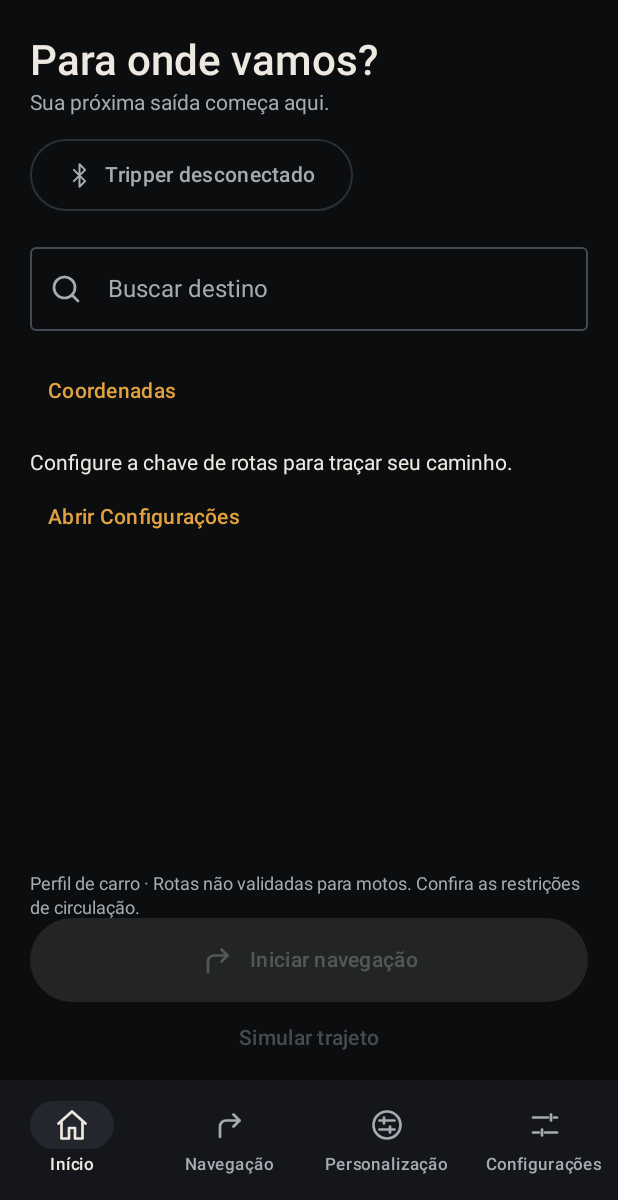
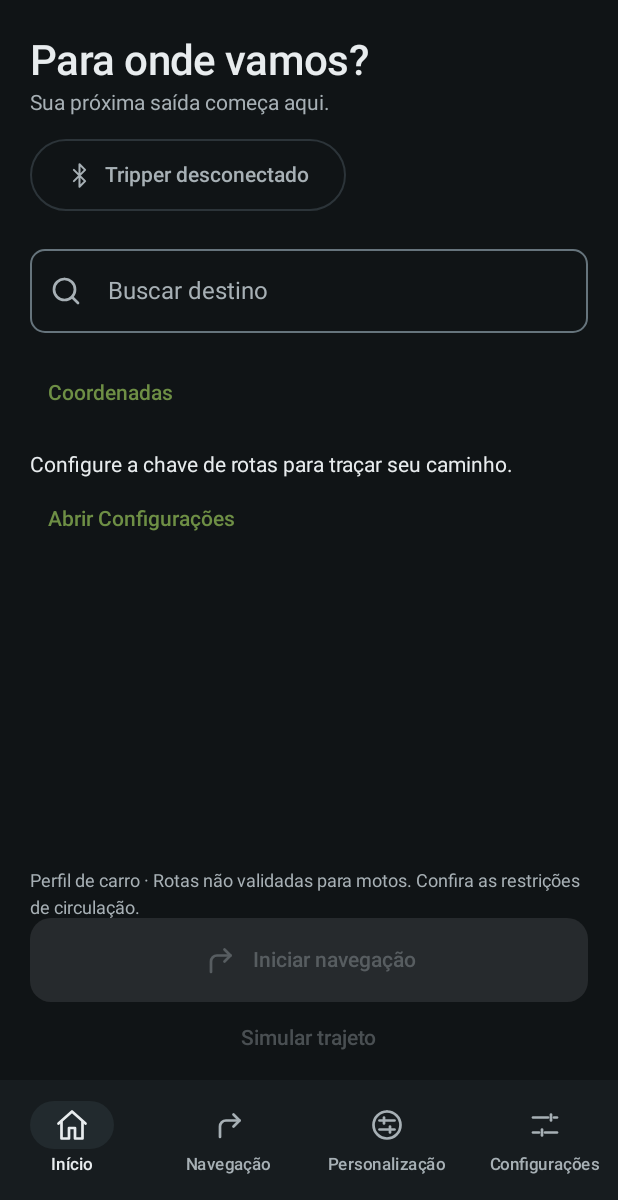
Before and after one commit to sergiobfj/HunterLab, an Android app built with Jetpack Compose: the screen it shows after launch (MainActivity), on a phone screen of 412 x 824 dp, the part 36-1236 px from its top. Run offline under Robolectric (Android 15) with nearby library versions, the phone set to English and light mode, and no system bars.

Commit message:
feat(ui): establish Graphite Grey design tokens and controls

```diff
--- a/app/src/main/java/dev/hunterlab/app/ui/components/DailyComponents.kt
+++ b/app/src/main/java/dev/hunterlab/app/ui/components/DailyComponents.kt
@@ -1,6 +1,10 @@
 package dev.hunterlab.app.ui.components
 
 import androidx.compose.foundation.background
+import androidx.compose.foundation.interaction.MutableInteractionSource
+import androidx.compose.foundation.interaction.collectIsPressedAsState
+import androidx.compose.ui.platform.LocalDensity
+import dev.hunterlab.app.ui.theme.HunterShapes
 import androidx.compose.foundation.layout.*
 import androidx.compose.foundation.rememberScrollState
 import androidx.compose.foundation.verticalScroll
@@ -47,14 +51,22 @@ fun SectionTitle(title: String) {
 fun SupportingText(text: String, error: Boolean = false) {
     Text(
         text, style = MaterialTheme.typography.bodySmall,
-        color = if (error) HunterColors.Error else HunterColors.TextSecondary,
+        color = if (error) HunterColors.ErrorInk else HunterColors.TextSecondary,
         modifier = Modifier.semantics { if (error) liveRegion = LiveRegionMode.Polite },
     )
 }
 
 @Composable
 fun PrimaryAction(text: String, onClick: () -> Unit, enabled: Boolean = true, icon: ImageVector? = null) {
-    Button(onClick = onClick, enabled = enabled, modifier = Modifier.fillMaxWidth().heightIn(min = 56.dp)) {
+    val interaction = remember { MutableInteractionSource() }
+    val pressed by interaction.collectIsPressedAsState()
+    Button(onClick = onClick, enabled = enabled, modifier = Modifier.fillMaxWidth().heightIn(min = 56.dp),
+        shape = HunterShapes.Medium, interactionSource = interaction,
+        colors = ButtonDefaults.buttonColors(
+            containerColor = if (pressed) HunterColors.PrimaryPressed else HunterColors.Primary,
+            contentColor = if (pressed) HunterColors.OnPrimaryPressed else HunterColors.OnPrimary,
+        ),
+    ) {
         icon?.let { Icon(it, contentDescription = null); Spacer(Modifier.width(10.dp)) }
         Text(text)
     }
@@ -92,23 +104,25 @@ fun DailySwitch(title: String, detail: String? = null, checked: Boolean, onCheck
 fun SessionSafetyActions(active: Boolean, canInterrupt: Boolean, actions: NavActions, modifier: Modifier = Modifier) {
     var confirmStop by remember(active) { mutableStateOf(false) }
     if (!active && !canInterrupt) return
-    Row(
-        modifier.fillMaxWidth().background(HunterColors.Background).padding(horizontal = 12.dp, vertical = 4.dp),
-        horizontalArrangement = Arrangement.spacedBy(8.dp),
-    ) {
-        if (canInterrupt) {
-            OutlinedButton(
-                onClick = actions::interruptTripper,
-                modifier = Modifier.weight(1f).heightIn(min = 48.dp),
-                colors = ButtonDefaults.outlinedButtonColors(contentColor = HunterColors.Error),
+    BoxWithConstraints(modifier.fillMaxWidth().background(HunterColors.Background)) {
+        val stacked = maxWidth < 360.dp || LocalDensity.current.fontScale > 1.2f
+        val stopRadio: @Composable (Modifier) -> Unit = { buttonModifier ->
+            OutlinedButton(onClick = actions::interruptTripper, modifier = buttonModifier.heightIn(min = 48.dp),
+                shape = HunterShapes.Small, colors = ButtonDefaults.outlinedButtonColors(contentColor = HunterColors.ErrorInk),
+                contentPadding = PaddingValues(horizontal = 12.dp, vertical = 12.dp),
             ) { Text("Interromper") }
         }
-        if (active) {
-            OutlinedButton(onClick = { confirmStop = true }, modifier = Modifier.weight(1f).heightIn(min = 48.dp)) {
-                Icon(HunterIcons.Stop, null, Modifier.size(18.dp))
-                Spacer(Modifier.width(8.dp))
-                Text("Encerrar")
-            }
+        val stopJourney: @Composable (Modifier) -> Unit = { buttonModifier ->
+            OutlinedButton(onClick = { confirmStop = true }, modifier = buttonModifier.heightIn(min = 48.dp),
+                shape = HunterShapes.Small, contentPadding = PaddingValues(horizontal = 12.dp, vertical = 12.dp),
+            ) { Text("Encerrar navegação", color = HunterColors.TextPrimary) }
+        }
+        if (stacked) Column(Modifier.fillMaxWidth().padding(horizontal = 16.dp, vertical = 8.dp), verticalArrangement = Arrangement.spacedBy(8.dp)) {
+            if (canInterrupt) stopRadio(Modifier.fillMaxWidth())
+            if (active) stopJourney(Modifier.fillMaxWidth())
+        } else Row(Modifier.fillMaxWidth().padding(horizontal = 16.dp, vertical = 8.dp), horizontalArrangement = Arrangement.spacedBy(8.dp)) {
+            if (canInterrupt) stopRadio(Modifier.weight(1f))
+            if (active) stopJourney(Modifier.weight(1.25f))
         }
     }
     if (confirmStop && active) {
--- /dev/null
+++ b/app/src/main/java/dev/hunterlab/app/ui/theme/DesignTokens.kt
@@ -0,0 +1,27 @@
+package dev.hunterlab.app.ui.theme
+
+import androidx.compose.foundation.shape.RoundedCornerShape
+import androidx.compose.material3.Shapes
+import androidx.compose.ui.unit.dp
+
+object HunterSpace {
+    val Xs = 4.dp
+    val Sm = 8.dp
+    val Md = 12.dp
+    val Lg = 16.dp
+    val Page = 24.dp
+    val Section = 32.dp
+    val Major = 40.dp
+}
+
+object HunterShapes {
+    val Small = RoundedCornerShape(10.dp)
+    val Medium = RoundedCornerShape(14.dp)
+    val Large = RoundedCornerShape(18.dp)
+    val Material = Shapes(extraSmall = Small, small = Small, medium = Medium, large = Large, extraLarge = Large)
+}
+
+object HunterElevation {
+    val Flat = 0.dp
+    val Overlay = 3.dp
+}
--- a/app/src/main/java/dev/hunterlab/app/ui/theme/Theme.kt
+++ b/app/src/main/java/dev/hunterlab/app/ui/theme/Theme.kt
@@ -11,30 +11,37 @@ import androidx.compose.ui.text.font.FontWeight
 import androidx.compose.ui.unit.sp
 import dev.hunterlab.protocol.Confidence
 
-/** Paleta: grafite quase preto, tinta "osso" quente e âmbar discreto. */
+/** Graphite Grey: cores de sinal não substituem os tons de texto acessíveis. */
 object HunterColors {
-    val Background = Color(0xFF0C0D0F)
-    val Surface = Color(0xFF14161A)
-    val SurfaceHigh = Color(0xFF1B1E23)
-    val SurfaceHighest = Color(0xFF23272D)
-    val Outline = Color(0xFF2B3037)
-    val OutlineStrong = Color(0xFF434A53)
-
-    val TextPrimary = Color(0xFFEDE8E0)
-    val TextSecondary = Color(0xFFA5ABB2)
-    val TextMuted = Color(0xFF929AA3)
-
-    val Amber = Color(0xFFE2A240)
-    val AmberSoft = Color(0xFFF3CF92)
-    val AmberContainer = Color(0xFF30230E)
-
-    val Confirmed = Color(0xFF7DB38E)
-    val Likely = Color(0xFFE2A240)
-    val Unverified = Color(0xFFD9775F)
-    val Error = Color(0xFFE5675A)
-    val Info = Color(0xFF8FB3D1)
-
-    // Prévia do Tripper (aproximação, não as cores reais do display)
+    val Background = Color(0xFF101416)
+    val Surface = Color(0xFF171C1F)
+    val SurfaceHigh = Color(0xFF1D2327)
+    val SurfaceHighest = Color(0xFF222A2E)
+    val Outline = Color(0xFF2C3439)
+    val OutlineStrong = Color(0xFF66747C)
+    val TextPrimary = Color(0xFFE8ECEE)
+    val TextSecondary = Color(0xFFA7B0B5)
+    val TextWeak = Color(0xFF6F7A80) // somente desabilitado/decorativo
+    val TextMuted = Color(0xFF939FA5) // texto pequeno: contraste >= 4,5:1 nas superfícies
+    val Primary = Color(0xFF6E8F45)
+    val PrimaryPressed = Color(0xFF5C773A)
+    val PrimaryContainer = Color(0xFF24301F)
+    val OnPrimary = Color(0xFF080D07)
+    val OnPrimaryPressed = Color(0xFFF3F7EF)
+    val OnPrimaryContainer = Color(0xFFDCE9CF)
+    val Success = Color(0xFF5E9E52)
+    val Warning = Color(0xFFC98A2E)
+    val Error = Color(0xFFC65A4A)
+    val Info = Color(0xFF4F6773)
+    val ErrorInk = Color(0xFFEBA092)
+    val InfoInk = Color(0xFFA8BBC5)
+    val Amber = Warning
+    val AmberSoft = Color(0xFFE7BA78)
+    val AmberContainer = Color(0xFF302619)
+    val Confirmed = Success
+    val Likely = AmberSoft
+    val Unverified = AmberSoft
+    // O desenho do display é uma aproximação do hardware; não recebe a cor da marca.
     val DisplayNight = Color(0xFF050506)
     val DisplayNightInk = Color(0xFFF2EEE6)
     val DisplayDay = Color(0xFFE6E2DA)
@@ -50,54 +57,46 @@ fun Confidence.color(): Color = when (this) {
 }
 
 private val scheme = darkColorScheme(
-    primary = HunterColors.Amber,
-    onPrimary = Color(0xFF1C1405),
-    primaryContainer = HunterColors.AmberContainer,
-    onPrimaryContainer = HunterColors.AmberSoft,
-    secondary = Color(0xFFB9BFC6),
-    onSecondary = Color(0xFF15171A),
-    secondaryContainer = HunterColors.SurfaceHighest,
-    onSecondaryContainer = HunterColors.TextPrimary,
-    tertiary = HunterColors.Info,
-    background = HunterColors.Background,
-    onBackground = HunterColors.TextPrimary,
-    surface = HunterColors.Surface,
-    onSurface = HunterColors.TextPrimary,
-    surfaceVariant = HunterColors.SurfaceHigh,
-    onSurfaceVariant = HunterColors.TextSecondary,
-    surfaceContainerLowest = HunterColors.Background,
-    surfaceContainerLow = HunterColors.Surface,
-    surfaceContainer = HunterColors.Surface,
-    surfaceContainerHigh = HunterColors.SurfaceHigh,
+    primary = HunterColors.Primary, onPrimary = HunterColors.OnPrimary,
+    primaryContainer = HunterColors.PrimaryContainer, onPrimaryContainer = HunterColors.OnPrimaryContainer,
+    secondary = HunterColors.TextSecondary, onSecondary = HunterColors.Background,
+    secondaryContainer = HunterColors.SurfaceHighest, onSecondaryContainer = HunterColors.TextPrimary,
+    tertiary = HunterColors.InfoInk, onTertiary = HunterColors.Background,
+    background = HunterColors.Background, onBackground = HunterColors.TextPrimary,
+    surface = HunterColors.Surface, onSurface = HunterColors.TextPrimary,
+    surfaceVariant = HunterColors.SurfaceHigh, onSurfaceVariant = HunterColors.TextSecondary,
+    surfaceContainerLowest = HunterColors.Background, surfaceContainerLow = HunterColors.Surface,
+    surfaceContainer = HunterColors.Surface, surfaceContainerHigh = HunterColors.SurfaceHigh,
     surfaceContainerHighest = HunterColors.SurfaceHighest,
-    outline = HunterColors.OutlineStrong,
-    outlineVariant = HunterColors.Outline,
-    error = HunterColors.Error,
-    onError = Color(0xFF1E0806),
+    surfaceTint = Color.Transparent,
+    outline = HunterColors.OutlineStrong, outlineVariant = HunterColors.Outline,
+    error = HunterColors.ErrorInk, onError = HunterColors.Background,
+    errorContainer = Color(0xFF38211E), onErrorContainer = HunterColors.ErrorInk,
 )
 
 private val base = TextStyle(fontFamily = FontFamily.SansSerif)
-
 private val typography = Typography(
-    displayLarge = base.copy(fontSize = 52.sp, lineHeight = 58.sp, fontWeight = FontWeight.SemiBold, fontFeatureSettings = "tnum"),
-    headlineMedium = base.copy(fontSize = 28.sp, lineHeight = 34.sp, fontWeight = FontWeight.SemiBold),
-    headlineSmall = base.copy(fontSize = 22.sp, fontWeight = FontWeight.SemiBold, letterSpacing = 0.2.sp),
-    titleLarge = base.copy(fontSize = 20.sp, fontWeight = FontWeight.SemiBold),
-    titleMedium = base.copy(fontSize = 16.sp, fontWeight = FontWeight.SemiBold, letterSpacing = 0.1.sp),
-    titleSmall = base.copy(fontSize = 14.sp, fontWeight = FontWeight.SemiBold),
-    bodyLarge = base.copy(fontSize = 16.sp, lineHeight = 22.sp),
+    displayLarge = base.copy(fontSize = 72.sp, lineHeight = 80.sp, fontWeight = FontWeight.Medium, letterSpacing = (-2).sp, fontFeatureSettings = "tnum"),
+    displayMedium = base.copy(fontSize = 56.sp, lineHeight = 64.sp, fontWeight = FontWeight.Medium, fontFeatureSettings = "tnum"),
+    displaySmall = base.copy(fontSize = 44.sp, lineHeight = 52.sp, fontWeight = FontWeight.Medium, fontFeatureSettings = "tnum"),
+    headlineLarge = base.copy(fontSize = 32.sp, lineHeight = 38.sp, fontWeight = FontWeight.Medium, letterSpacing = (-0.5).sp),
+    headlineMedium = base.copy(fontSize = 28.sp, lineHeight = 34.sp, fontWeight = FontWeight.Medium, letterSpacing = (-0.4).sp),
+    headlineSmall = base.copy(fontSize = 24.sp, lineHeight = 30.sp, fontWeight = FontWeight.Medium),
+    titleLarge = base.copy(fontSize = 20.sp, lineHeight = 26.sp, fontWeight = FontWeight.Medium),
+    titleMedium = base.copy(fontSize = 16.sp, lineHeight = 22.sp, fontWeight = FontWeight.Medium),
+    titleSmall = base.copy(fontSize = 14.sp, lineHeight = 20.sp, fontWeight = FontWeight.Medium),
+    bodyLarge = base.copy(fontSize = 16.sp, lineHeight = 24.sp),
     bodyMedium = base.copy(fontSize = 14.sp, lineHeight = 20.sp),
-    bodySmall = base.copy(fontSize = 12.sp, lineHeight = 16.sp),
-    labelLarge = base.copy(fontSize = 14.sp, fontWeight = FontWeight.Medium, letterSpacing = 0.2.sp),
-    labelMedium = base.copy(fontSize = 12.sp, fontWeight = FontWeight.Medium, letterSpacing = 0.3.sp),
-    labelSmall = base.copy(fontSize = 11.sp, fontWeight = FontWeight.Medium, letterSpacing = 0.6.sp),
+    bodySmall = base.copy(fontSize = 12.sp, lineHeight = 18.sp),
+    labelLarge = base.copy(fontSize = 14.sp, lineHeight = 20.sp, fontWeight = FontWeight.Medium),
+    labelMedium = base.copy(fontSize = 12.sp, lineHeight = 16.sp, fontWeight = FontWeight.Medium, letterSpacing = 0.2.sp),
+    labelSmall = base.copy(fontSize = 11.sp, lineHeight = 16.sp, fontWeight = FontWeight.Medium, letterSpacing = 0.3.sp),
 )
 
-/** Estilo para números e bytes (algarismos tabulares, alinhados). */
-val MonoDigits = TextStyle(fontFamily = FontFamily.Monospace, fontSize = 13.sp, fontFeatureSettings = "tnum")
+val MonoDigits = TextStyle(fontFamily = FontFamily.Monospace, fontSize = 13.sp, lineHeight = 19.sp, fontFeatureSettings = "tnum")
 
 @Composable
 fun HunterLabTheme(content: @Composable () -> Unit) {
-    // Dark mode é a aparência principal (e única) desta versão.
-    MaterialTheme(colorScheme = scheme, typography = typography, content = content)
+    // Identidade estável: sem dynamic color ou cores do papel de parede.
+    MaterialTheme(colorScheme = scheme, typography = typography, shapes = HunterShapes.Material, content = content)
 }
```
Also changed, not shown: app/src/main/java/dev/hunterlab/app/ui/components/Components.kt (+15 -14 lines), 2 other files.
